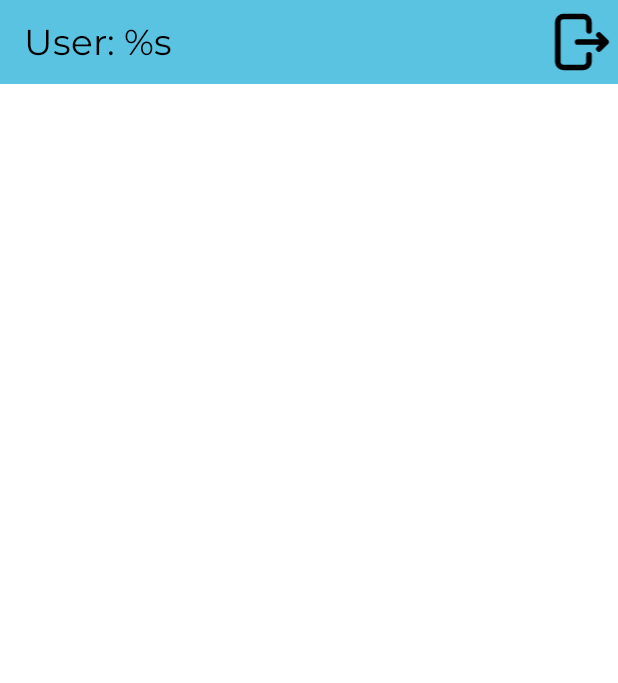
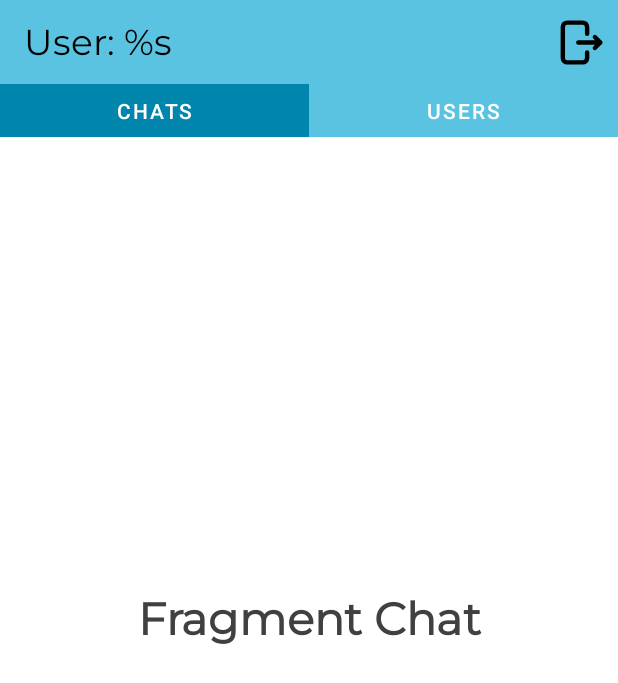
Before and after one commit to sultanov-be/App-with-FireBase, an Android app: the MainFragment screen opened directly, with no data from a screen before it, on a phone screen of 412 x 824 dp. Shown: the top 683 px of the screen. Run offline under Robolectric (Android 15) with nearby library versions, the phone set to English and light mode, and no system bars; our stand-ins replace Firebase (no records; nobody signed in at launch, a user with empty details on screens opened directly).

Commit message:
Added two fragments, tablayout and viewpager.

```diff
--- /dev/null
+++ b/app/src/main/java/com/example/firebase/adapters/ViewPagerAdapter.kt
@@ -0,0 +1,32 @@
+package com.example.firebase.adapters
+
+import androidx.fragment.app.Fragment
+import androidx.fragment.app.FragmentManager
+import androidx.lifecycle.Lifecycle
+import androidx.viewpager2.adapter.FragmentStateAdapter
+import com.example.firebase.ui.main.chat.ChatFragment
+import com.example.firebase.ui.main.users.UsersFragment
+
+class ViewPagerAdapter(fragmentManager: FragmentManager, lifecycle: Lifecycle) :
+    FragmentStateAdapter(fragmentManager, lifecycle) {
+
+    private val fragmentsNumber = 2
+
+    override fun getItemCount(): Int {
+        return fragmentsNumber
+    }
+
+    override fun createFragment(position: Int): Fragment {
+        return when(position) {
+            0 -> {
+                ChatFragment()
+            }
+            1 -> {
+                UsersFragment()
+            }
+            else -> {
+                Fragment()
+            }
+        }
+    }
+}
--- a/app/src/main/java/com/example/firebase/ui/main/MainFragment.kt
+++ b/app/src/main/java/com/example/firebase/ui/main/MainFragment.kt
@@ -8,7 +8,9 @@ import android.view.ViewGroup
 import androidx.fragment.app.viewModels
 import androidx.navigation.fragment.findNavController
 import com.example.firebase.R
+import com.example.firebase.adapters.ViewPagerAdapter
 import com.example.firebase.databinding.FragmentMainBinding
+import com.google.android.material.tabs.TabLayoutMediator
 
 class MainFragment : Fragment() {
     private val viewModel: MainViewModel by viewModels()
@@ -38,5 +40,14 @@ class MainFragment : Fragment() {
             viewModel.logout()
             findNavController().navigate(R.id.startFragment)
         }
+
+        viewpager.adapter = ViewPagerAdapter(childFragmentManager, lifecycle)
+
+        TabLayoutMediator(tablayout, viewpager) {tab, position ->
+            when(position) {
+                0 -> tab.text = "Chats"
+                1 -> tab.text = "Users"
+            }
+        }.attach()
     }
 }
--- /dev/null
+++ b/app/src/main/java/com/example/firebase/ui/main/chat/ChatFragment.kt
@@ -0,0 +1,21 @@
+package com.example.firebase.ui.main.chat
+
+import android.os.Bundle
+import androidx.fragment.app.Fragment
+import android.view.LayoutInflater
+import android.view.View
+import android.view.ViewGroup
+import com.example.firebase.databinding.FragmentChatBinding
+
+class ChatFragment : Fragment() {
+    private lateinit var binding: FragmentChatBinding
+
+    override fun onCreateView(
+        inflater: LayoutInflater, container: ViewGroup?,
+        savedInstanceState: Bundle?
+    ): View{
+        binding = FragmentChatBinding.inflate(layoutInflater)
+
+        return binding.root
+    }
+}
--- /dev/null
+++ b/app/src/main/res/layout/fragment_chat.xml
@@ -0,0 +1,15 @@
+<?xml version="1.0" encoding="utf-8"?>
+<androidx.constraintlayout.widget.ConstraintLayout xmlns:android="http://schemas.android.com/apk/res/android"
+    xmlns:tools="http://schemas.android.com/tools"
+    android:layout_width="match_parent"
+    android:layout_height="match_parent"
+    tools:context=".ui.main.chat.ChatFragment">
+
+    <TextView
+        style="@style/StartTitleTextStyle"
+        android:layout_width="match_parent"
+        android:layout_height="match_parent"
+        android:text="Fragment Chat"
+        android:gravity="center"/>
+
+</androidx.constraintlayout.widget.ConstraintLayout>
--- a/app/src/main/res/layout/fragment_main.xml
+++ b/app/src/main/res/layout/fragment_main.xml
@@ -31,7 +31,7 @@
             <ImageView
                 android:id="@+id/tb_logout"
                 android:layout_width="wrap_content"
-                android:layout_height="45dp"
+                android:layout_height="35dp"
                 android:src="@drawable/ic_logout"
                 app:layout_constraintBottom_toBottomOf="parent"
                 app:layout_constraintEnd_toEndOf="parent"
@@ -39,7 +39,25 @@
                 tools:ignore="ContentDescription" />
 
         </androidx.constraintlayout.widget.ConstraintLayout>
-
     </androidx.appcompat.widget.Toolbar>
 
+    <com.google.android.material.tabs.TabLayout
+        android:id="@+id/tablayout"
+        android:layout_width="match_parent"
+        android:layout_height="35dp"
+        android:background="@color/blue"
+        app:layout_constraintTop_toBottomOf="@id/tb"
+        app:tabIndicatorColor="@color/dark_blue"
+        app:tabIndicatorGravity="stretch"
+        app:tabSelectedTextColor="@color/white"
+        app:tabTextColor="@color/white" />
+
+    <androidx.viewpager2.widget.ViewPager2
+        android:id="@+id/viewpager"
+        android:layout_width="match_parent"
+        android:layout_height="match_parent"
+        android:orientation="horizontal"
+        app:layout_constraintTop_toBottomOf="@id/tablayout"/>
+
+
 </androidx.constraintlayout.widget.ConstraintLayout>
--- a/app/src/main/res/values/strings.xml
+++ b/app/src/main/res/values/strings.xml
@@ -8,4 +8,6 @@
     <string name="type_a_nickname">Type a nickname</string>
     <string name="go_back">go back</string>
     <string name="user">User: %s</string>
+    <!-- TODO: Remove or change this placeholder text -->
+    <string name="hello_blank_fragment">Hello blank fragment</string>
 </resources>
```
Also changed, not shown: app/src/main/java/com/example/firebase/ui/main/users/UsersFragment.kt (added, +21 -0 lines), app/src/main/res/layout/fragment_users.xml (added, +15 -0 lines).
